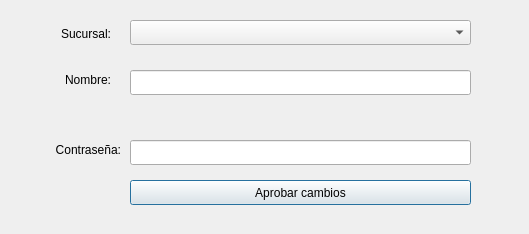
Los-Pollitos/PI-Redes-Sistemas-Operativos, file Interfaz/modify_office.ui: the form before one commit.
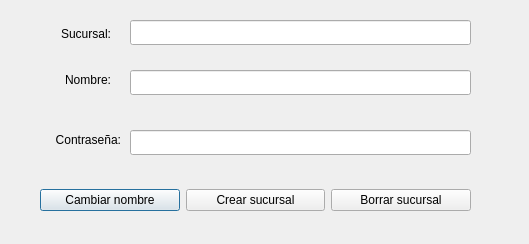
The form after the commit.

Commit message: cambio en el diseño de modificiar sucursales

The edit to the form file:
```diff
--- a/Interfaz/modify_office.ui
+++ b/Interfaz/modify_office.ui
@@ -7,7 +7,7 @@
     <x>0</x>
     <y>0</y>
     <width>529</width>
-    <height>234</height>
+    <height>244</height>
    </rect>
   </property>
   <property name="windowTitle">
@@ -29,16 +29,6 @@
     <set>Qt::AlignRight|Qt::AlignTrailing|Qt::AlignVCenter</set>
    </property>
   </widget>
-  <widget class="QComboBox" name="comboBox">
-   <property name="geometry">
-    <rect>
-     <x>130</x>
-     <y>20</y>
-     <width>341</width>
-     <height>25</height>
-    </rect>
-   </property>
-  </widget>
   <widget class="QLabel" name="label_9">
    <property name="geometry">
     <rect>
@@ -69,7 +59,7 @@
    <property name="geometry">
     <rect>
      <x>130</x>
-     <y>140</y>
+     <y>130</y>
      <width>341</width>
      <height>25</height>
     </rect>
@@ -78,24 +68,11 @@
     <enum>QLineEdit::Password</enum>
    </property>
   </widget>
-  <widget class="QPushButton" name="approve_changes">
-   <property name="geometry">
-    <rect>
-     <x>130</x>
-     <y>180</y>
-     <width>341</width>
-     <height>25</height>
-    </rect>
-   </property>
-   <property name="text">
-    <string>Aprobar cambios</string>
-   </property>
-  </widget>
   <widget class="QLabel" name="label_13">
    <property name="geometry">
     <rect>
      <x>-10</x>
-     <y>140</y>
+     <y>130</y>
      <width>131</width>
      <height>20</height>
     </rect>
@@ -107,6 +84,49 @@
     <set>Qt::AlignRight|Qt::AlignTrailing|Qt::AlignVCenter</set>
    </property>
   </widget>
+  <widget class="QWidget" name="horizontalLayoutWidget">
+   <property name="geometry">
+    <rect>
+     <x>40</x>
+     <y>180</y>
+     <width>431</width>
+     <height>41</height>
+    </rect>
+   </property>
+   <layout class="QHBoxLayout" name="horizontalLayout">
+    <item>
+     <widget class="QPushButton" name="pushButton_3">
+      <property name="text">
+       <string>Cambiar nombre</string>
+      </property>
+     </widget>
+    </item>
+    <item>
+     <widget class="QPushButton" name="pushButton_2">
+      <property name="text">
+       <string>Crear sucursal</string>
+      </property>
+     </widget>
+    </item>
+    <item>
+     <widget class="QPushButton" name="pushButton">
+      <property name="text">
+       <string>Borrar sucursal</string>
+      </property>
+     </widget>
+    </item>
+   </layout>
+  </widget>
+  <widget class="QLineEdit" name="name_3">
+   <property name="geometry">
+    <rect>
+     <x>130</x>
+     <y>20</y>
+     <width>341</width>
+     <height>25</height>
+    </rect>
+   </property>
+  </widget>
  </widget>
  <resources/>
  <connections/>
```
